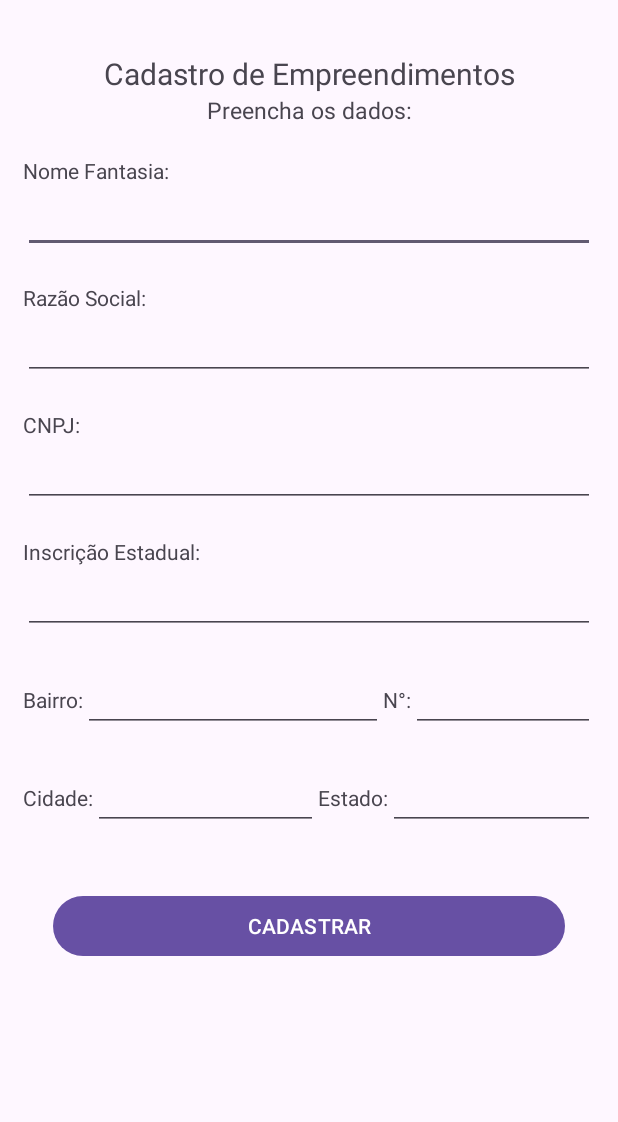
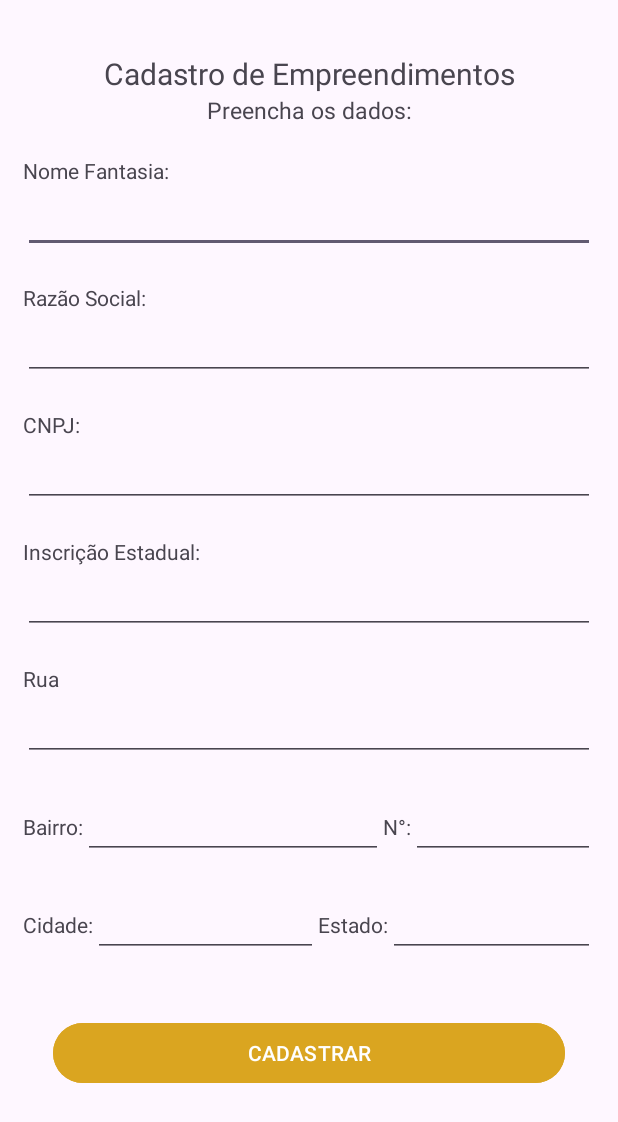
Before and after one commit to LucasDRo/ControleDeEstoque, an Android app: the layout fragment_empreendimento.xml on its own in the app's theme, with its tools: preview values and no code run, on a phone screen of 412 x 824 dp. Shown: the top 1122 px of the screen. Run offline under Robolectric (Android 15) with nearby library versions, the light colour scheme and no system bars.

Commit message:
ajustes layout

```diff
--- a/app/src/main/res/layout/fragment_empreendimento.xml
+++ b/app/src/main/res/layout/fragment_empreendimento.xml
@@ -76,6 +76,17 @@
             android:id="@+id/edtInscricaoEstadual"
             android:layout_marginBottom="20dp"/>
 
+        <TextView
+            android:layout_width="match_parent"
+            android:layout_height="wrap_content"
+            android:text="Rua"/>
+
+        <EditText
+            android:layout_width="match_parent"
+            android:layout_height="wrap_content"
+            android:id="@+id/edtRua"
+            android:layout_marginBottom="20dp"/>
+
         <LinearLayout
             android:layout_width="match_parent"
             android:layout_height="wrap_content"
@@ -133,11 +144,13 @@
         </LinearLayout>
 
         <Button
+            android:id="@+id/btnCadastrar"
             android:layout_margin="20dp"
             android:layout_width="match_parent"
             android:layout_height="wrap_content"
             android:text="CADASTRAR"
-            android:layout_gravity="bottom"/>
+            android:layout_gravity="bottom"
+            android:backgroundTint="@color/temaPrincipal"/>
 
 
     </LinearLayout>
```
